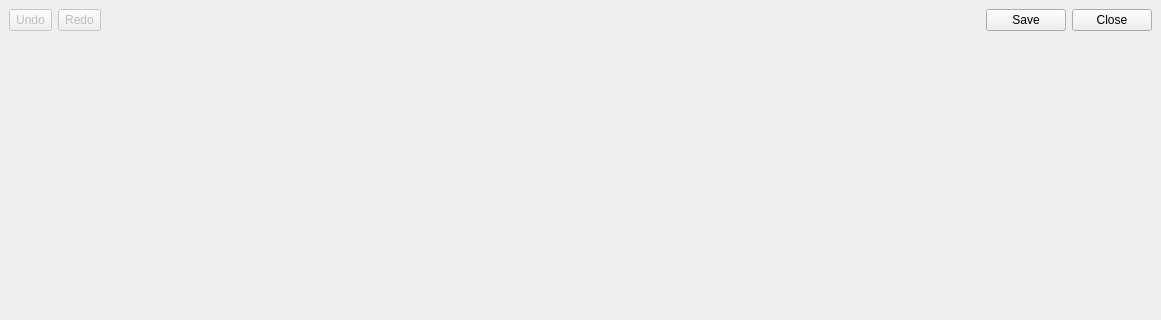
Before: the Qt Designer form Include/imtgui/CStandardDocumentViewDecorator.ui in ImagingTools/ImtCore, drawn with Qt 5; both pictures show x 0 to 1161 and y 0 to 320 of the 1161 by 1028 pixel window.
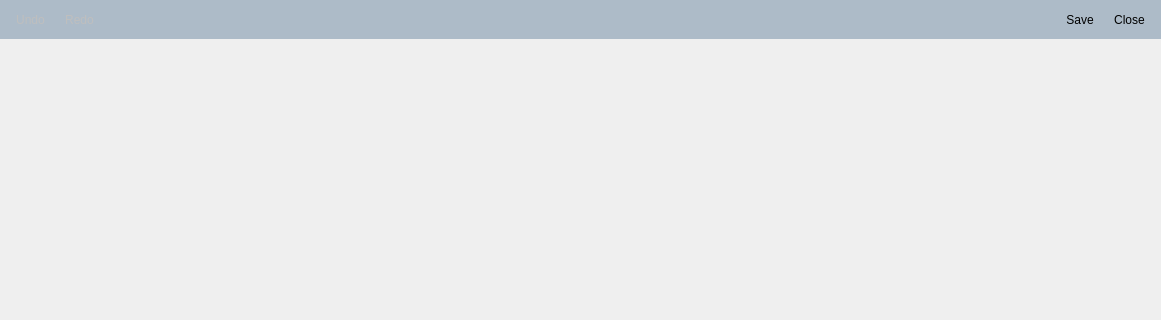
After: the same form once the commit is applied. Icons and pictures are not drawn.

```diff
--- a/Include/imtgui/CStandardDocumentViewDecorator.ui
+++ b/Include/imtgui/CStandardDocumentViewDecorator.ui
@@ -10,6 +10,12 @@
     <height>1028</height>
    </rect>
   </property>
+  <property name="styleSheet">
+   <string notr="true">QWidget#HeaderFrame
+{
+	background:#ADBBC8;
+}</string>
+  </property>
   <layout class="QVBoxLayout" name="verticalLayout_2">
    <property name="spacing">
     <number>0</number>
@@ -34,12 +40,6 @@
        <verstretch>0</verstretch>
       </sizepolicy>
      </property>
-     <property name="minimumSize">
-      <size>
-       <width>0</width>
-       <height>0</height>
-      </size>
-     </property>
      <layout class="QHBoxLayout" name="horizontalLayout">
       <property name="spacing">
        <number>6</number>
@@ -80,6 +80,9 @@
           <height>16</height>
          </size>
         </property>
+        <property name="autoRaise">
+         <bool>true</bool>
+        </property>
        </widget>
       </item>
       <item>
@@ -106,6 +109,9 @@
           <height>16</height>
          </size>
         </property>
+        <property name="autoRaise">
+         <bool>true</bool>
+        </property>
        </widget>
       </item>
       <item>
@@ -162,7 +168,7 @@
        </spacer>
       </item>
       <item>
-       <widget class="QPushButton" name="SaveButton">
+       <widget class="QToolButton" name="SaveButton">
         <property name="text">
          <string>Save</string>
         </property>
@@ -170,13 +176,13 @@
          <iconset resource="imtgui.qrc">
           <normaloff>:/Icons/Save</normaloff>:/Icons/Save</iconset>
         </property>
-        <property name="flat">
-         <bool>false</bool>
+        <property name="autoRaise">
+         <bool>true</bool>
         </property>
        </widget>
       </item>
       <item>
-       <widget class="QPushButton" name="CloseButton">
+       <widget class="QToolButton" name="CloseButton">
         <property name="text">
          <string>Close</string>
         </property>
@@ -184,8 +190,8 @@
          <iconset resource="imtgui.qrc">
           <normaloff>:/Icons/Remove</normaloff>:/Icons/Remove</iconset>
         </property>
-        <property name="flat">
-         <bool>false</bool>
+        <property name="autoRaise">
+         <bool>true</bool>
         </property>
        </widget>
       </item>
```
